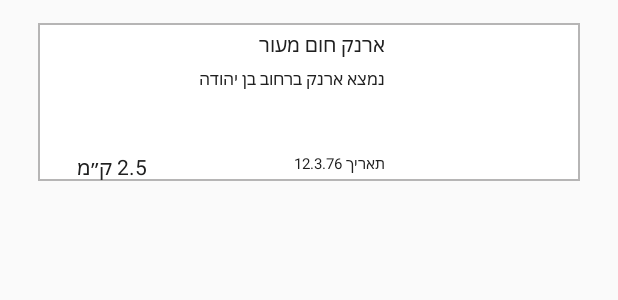
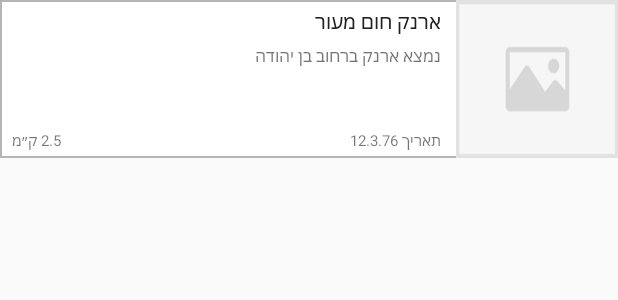
Before and after one commit to shayPo/Losty, an Android app: the layout search_item.xml on its own in the app's theme, with its tools: preview values and no code run, on a phone screen of 412 x 824 dp. Shown: the top 300 px of the screen. Run offline under Robolectric (Android 15) with nearby library versions, the phone set to English and light mode, and no system bars.

Commit message:
fix search list item add item image

```diff
--- a/app/build.gradle
+++ b/app/build.gradle
@@ -14,7 +14,7 @@ android {
     compileSdkVersion 27
     defaultConfig {
         applicationId "com.fond.lost.losty"
-        minSdkVersion 19
+        minSdkVersion 21
         targetSdkVersion 27
         multiDexEnabled true
         versionCode 1
@@ -46,6 +46,7 @@ dependencies {
     implementation 'com.android.support:design:27.1.1'
 
     implementation 'com.google.firebase:firebase-core:16.0.1'
+    implementation 'com.android.support.constraint:constraint-layout:1.1.3'
 }
 
 apply plugin: 'com.google.gms.google-services'
--- /dev/null
+++ b/app/src/main/res/drawable/divider.xml
@@ -0,0 +1,5 @@
+<?xml version="1.0" encoding="utf-8"?>
+<shape xmlns:android="http://schemas.android.com/apk/res/android"
+    android:shape="rectangle">
+    <size android:height="15dp"/>
+</shape>
--- a/app/src/main/res/layout/advench_search.xml
+++ b/app/src/main/res/layout/advench_search.xml
@@ -107,6 +107,10 @@
         ></FrameLayout>
 
     <android.support.v7.widget.RecyclerView
+        android:layout_marginEnd="25dp"
+        android:layout_marginStart="25dp"
+        android:paddingTop="10dp"
+        android:paddingBottom="15dp"
         android:id="@+id/results_display"
         android:layout_width="match_parent"
         android:layout_height="match_parent"></android.support.v7.widget.RecyclerView>
--- a/app/src/main/res/layout/search_item.xml
+++ b/app/src/main/res/layout/search_item.xml
@@ -1,76 +1,70 @@
 <?xml version="1.0" encoding="utf-8"?>
-<LinearLayout
-    xmlns:android="http://schemas.android.com/apk/res/android"
-    android:layout_marginLeft="25dp"
-    android:layout_marginRight="25dp"
-    android:layout_marginTop="15dp"
+<android.support.constraint.ConstraintLayout xmlns:android="http://schemas.android.com/apk/res/android"
+    xmlns:app="http://schemas.android.com/apk/res-auto"
+    xmlns:tools="http://schemas.android.com/tools"
+    android:background="@drawable/list_item_back"
     android:layout_width="match_parent"
-    android:background="@drawable/list_item_back"
-    android:layout_height="105dp"
-    android:orientation="horizontal">
+    android:layout_height="105dp">
+
+    <ImageView
+        android:id="@+id/item_image"
+        android:layout_width="108dp"
+        android:layout_height="wrap_content"
+        android:background="#ff0000"
+        android:contentDescription="@string/desc"
+        android:scaleType="fitXY"
+        android:src="@drawable/type_no_image"
+        app:layout_constraintBottom_toBottomOf="parent"
+        app:layout_constraintEnd_toEndOf="parent"
+        app:layout_constraintTop_toTopOf="parent" />
 
     <TextView
-        android:textSize="14sp"
-        android:layout_weight="6"
+        android:id="@+id/description"
+        android:layout_width="wrap_content"
+        android:layout_height="wrap_content"
+        android:layout_marginTop="5dp"
+        android:layout_marginEnd="10dp"
+        android:textSize="13.25sp"
+        android:fontFamily="@font/notosanshebrewregular"
+        android:text="ארנק חום מעור"
+        android:textColor="@color/title_color"
+        app:layout_constraintEnd_toStartOf="@+id/item_image"
+        app:layout_constraintTop_toTopOf="parent" />
+
+    <TextView
+        android:id="@+id/location"
+        android:layout_width="wrap_content"
+        android:layout_height="wrap_content"
+        android:layout_marginTop="6dp"
+        android:layout_marginEnd="10dp"
+        android:fontFamily="@font/notosanshebrewregular"
+        android:text="נמצא ארנק ברחוב בן יהודה"
+        android:textSize="11sp"
+        app:layout_constraintEnd_toStartOf="@+id/item_image"
+        app:layout_constraintTop_toBottomOf="@+id/description" />
+
+    <TextView
+        android:id="@+id/date"
+        android:layout_width="wrap_content"
+        android:layout_height="wrap_content"
+        android:layout_marginEnd="10dp"
+        android:layout_marginBottom="5dp"
+        android:textSize="10sp"
+        android:fontFamily="@font/notosanshebrewregular"
+        android:text="תאריך 12.3.76"
+        app:layout_constraintBottom_toBottomOf="parent"
+        app:layout_constraintEnd_toStartOf="@+id/item_image" />
+
+    <TextView
         android:id="@+id/distance"
+        android:layout_width="wrap_content"
+        android:layout_height="wrap_content"
+        android:layout_marginStart="8dp"
+        android:layout_marginBottom="5dp"
         android:fontFamily="@font/notosanshebrewregular"
         android:text="2.5 ק״מ"
-        android:textColor="@color/title_color"
-        android:paddingLeft="10sp"
-        android:gravity="bottom"
-        android:layout_width="match_parent"
-        android:layout_height="match_parent"/>
+        android:textSize="10sp"
+        app:layout_constraintBottom_toBottomOf="parent"
+        app:layout_constraintStart_toStartOf="parent" />
 
-    <LinearLayout
-        android:gravity="right"
-        android:layout_width="match_parent"
-        android:layout_height="match_parent"
-        android:layout_weight="4"
-        android:orientation="vertical">
-
-        <TextView
-            android:paddingRight="10dp"
-            android:paddingTop="5dp"
-            android:textSize="13.25sp"
-            android:id="@+id/description"
-            android:text="ארנק חום מעור"
-            android:textColor="@color/title_color"
-            android:fontFamily="@font/notosanshebrewregular"
-            android:layout_width="wrap_content"
-            android:layout_height="wrap_content"/>
-
-        <TextView
-            android:paddingRight="10dp"
-            android:layout_marginTop="6dp"
-            android:textSize="11sp"
-            android:id="@+id/location"
-            android:textColor="@color/title_color"
-            android:text="נמצא ארנק ברחוב בן יהודה"
-            android:fontFamily="@font/notosanshebrewregular"
-            android:layout_width="wrap_content"
-            android:layout_height="wrap_content"/>
-
-
-        <TextView
-            android:paddingRight="10dp"
-            android:paddingBottom="5dp"
-            android:gravity="bottom"
-            android:textSize="10sp"
-            android:id="@+id/date"
-            android:text="תאריך 12.3.76"
-            android:textColor="@color/title_color"
-            android:fontFamily="@font/notosanshebrewregular"
-            android:layout_width="wrap_content"
-            android:layout_height="match_parent"/>
-    </LinearLayout>
-
-    <ImageView
-        android:contentDescription="@string/desc"
-        android:scaleType="fitXY"
-        android:id="@+id/item_image"
-        android:layout_width="match_parent"
-        android:layout_height="match_parent"
-        android:layout_weight="5" />
-</LinearLayout>
-
-    <!--//android:src="@drawable/type_dog"-->
+</android.support.constraint.ConstraintLayout>
```
Also changed, not shown: app/src/main/res/drawable/type_bag.png (added), app/src/main/res/drawable/type_bag_large.png (added), app/src/main/res/drawable/type_cat.png (added), app/src/main/res/drawable/type_cat_large.png (added), app/src/main/res/drawable/type_dog.png (added), app/src/main/res/drawable/type_dog_large.png (added), app/src/main/res/drawable/type_key.png (added), app/src/main/res/drawable/type_key_large.png (added), app/src/main/res/drawable/type_no_image.png (added), app/src/main/res/drawable/type_no_image_large.png (added), app/src/main/res/drawable/type_wallet.png (added), app/src/main/res/drawable/type_wallet_large.png (added).
